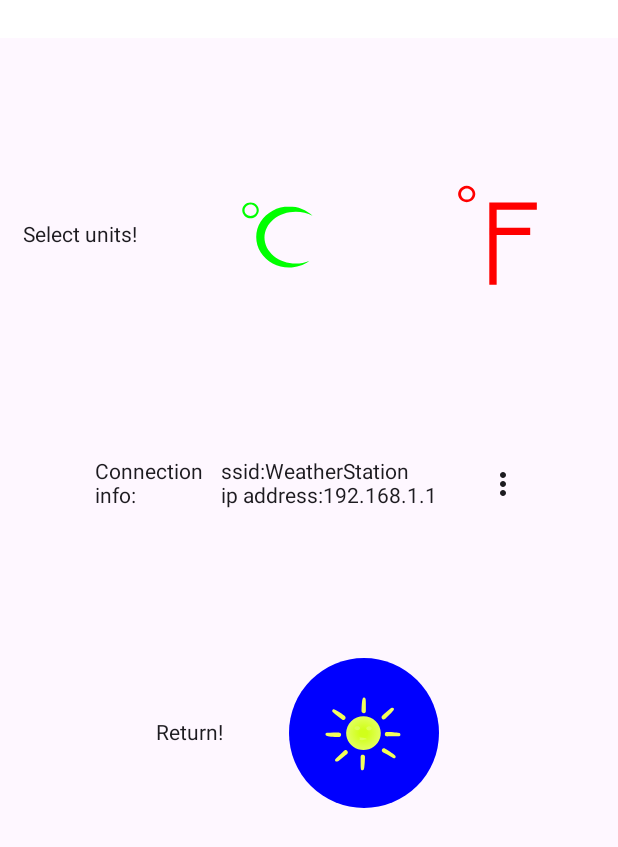
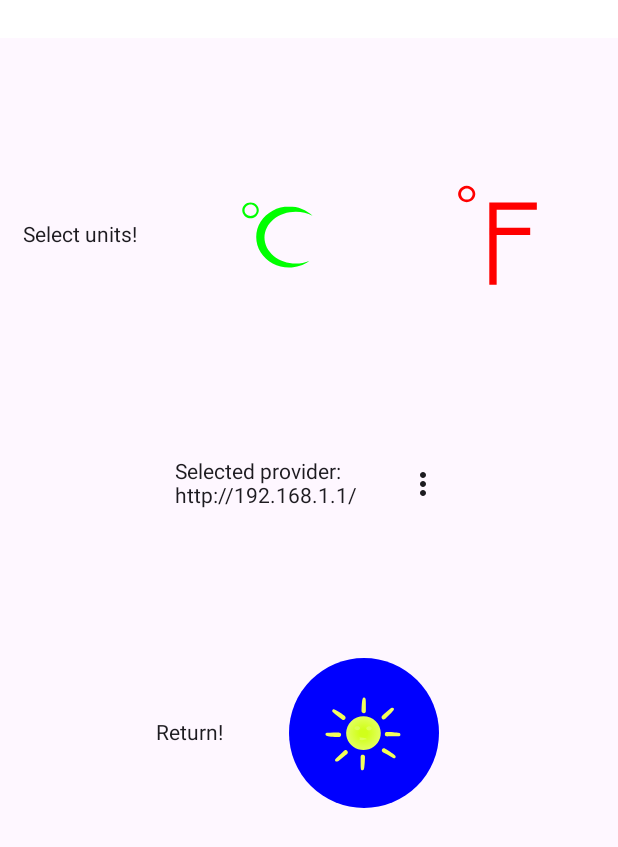
Before and after one commit to zayats1/WeatherStationApp, an Android app built with Jetpack Compose: the @Preview function SettingsPreview, on a phone screen of 412 x 824 dp. Shown: the top 847 px of the screen. Run offline under Robolectric (Android 15) with nearby library versions, the phone set to English and light mode, and no system bars; our stand-ins replace Room's generated code.

Commit message:
remove name field

```diff
--- a/app/src/main/java/com/bogdandev/weatherstationapp/app/WeatherStationViewModel.kt
+++ b/app/src/main/java/com/bogdandev/weatherstationapp/app/WeatherStationViewModel.kt
@@ -26,11 +26,8 @@ import java.net.SocketException
 const val TIMEOUT_MS: Long = 1000L
 const val REQUEST_INTERVAL_MS: Long = 100L
 val DEFAULT_STATION: SavedProviders = SavedProviders(
-    ssid = "WeatherStation",
-    url = "192.168.1.1"
+    url = "http://192.168.1.1/"
 )
-
-fun toURL(ip: String): String = ("http://$ip/") // TODO url selector
 
 class WeatherStationViewModel(context: Context? = null) : ViewModel() {
     private var isActive = true
@@ -41,10 +38,10 @@ class WeatherStationViewModel(context: Context? = null) : ViewModel() {
     val isConnected = _isConnected.asStateFlow()
     private var _isSI = MutableStateFlow(true)
     val isSi = _isSI.asStateFlow()
-    private var _savedIP = MutableStateFlow(
+    private var _savedProvider = MutableStateFlow(
         DEFAULT_STATION
     )
-    val savedIP = _savedIP.asStateFlow()
+    val savedProvider = _savedProvider.asStateFlow()
 
     init {
         Thread {
@@ -57,11 +54,11 @@ class WeatherStationViewModel(context: Context? = null) : ViewModel() {
             val addresses = db.savedIPDao.getAll()
 
             Log.d("db", addresses.toString())
-            _savedIP.value = addresses[0] // Todo error handling
+            _savedProvider.value = addresses[0] // Todo error handling
             db.close()
         }.start()
         viewModelScope.launch {
-            fetchWeatherInfo(toURL(savedIP.value.url!!))
+            fetchWeatherInfo(savedProvider.value.url)
         }
     }
 
--- a/app/src/main/java/com/bogdandev/weatherstationapp/data/SavedProviders.kt
+++ b/app/src/main/java/com/bogdandev/weatherstationapp/data/SavedProviders.kt
@@ -6,8 +6,5 @@ import androidx.room.PrimaryKey
 
 @Entity
 data class SavedProviders(
-    @PrimaryKey @ColumnInfo(name = "ssid") val ssid: String,
-    @ColumnInfo(name = "url") val url: String?
-) {
-    companion object
-}
+    @PrimaryKey @ColumnInfo(name = "url") val url: String
+)
--- a/app/src/main/java/com/bogdandev/weatherstationapp/data/SavedProvidersDao.kt
+++ b/app/src/main/java/com/bogdandev/weatherstationapp/data/SavedProvidersDao.kt
@@ -7,7 +7,7 @@ import com.bogdandev.weatherstationapp.data.SavedProviders
 
 @Dao
 interface SavedProvidersDao {
-    @Query("SELECT * FROM SavedProviders")
+    @Query("SELECT url FROM SavedProviders")
     fun getAll(): List<SavedProviders>
 
     @Insert(onConflict = REPLACE)
--- a/app/src/main/java/com/bogdandev/weatherstationapp/ui/SettingsScreen.kt
+++ b/app/src/main/java/com/bogdandev/weatherstationapp/ui/SettingsScreen.kt
@@ -192,19 +192,20 @@ fun ConnectionInfo(
     modifier: Modifier = Modifier,
     model: WeatherStationViewModel = WeatherStationViewModel(),
 ) {
-    val info = model.savedIP.collectAsStateWithLifecycle().value
+    val provider = model.savedProvider.collectAsStateWithLifecycle().value
     var isMenuExpanded by remember { mutableStateOf(false) }
     val providers= model.getProviders(LocalContext.current)
     DisplayBar(modifier = modifier) {
+        Column {
             Text(
-            text = "Connection\ninfo:",
+                text = "Selected provider:",
                 modifier = modifier.padding(start = 10.dp, end = 2.dp)
             )
             Text(
-            text = "ssid:${info.ssid}\nip address:${info.url}",
+                text = provider.url,
                 modifier = modifier.padding(start = 10.dp, end = 20.dp)
             )
-
+        }
         IconButton(onClick = { isMenuExpanded = true }) {
             Icon(Icons.Default.MoreVert, contentDescription = "More options")
         }
@@ -257,8 +258,9 @@ fun ProvidersMenu(
 fun ProvidersMenuPreview(
 ) {
     val urls = listOf(
-        SavedProviders("Hi", "192.168.1.1"),
-        SavedProviders("LoremIpSon", "192.168.1.2")
+        SavedProviders("http://192.168.1.1/"),
+        SavedProviders("https://192.168.1.2/"),
+        SavedProviders("https://www.4chan.org/")
     )
     ProvidersMenu(urls = urls, isExpanded = true, onDismiss = {})
 
```
Lines whose indentation alone changed are shown as unchanged.
